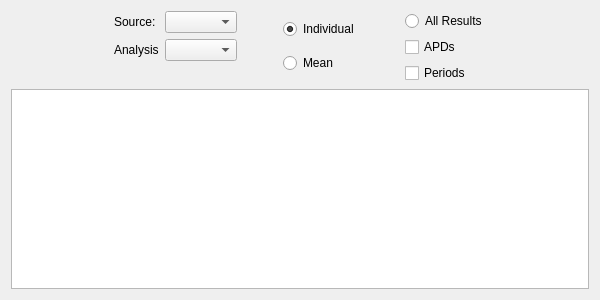
Qt form src/ui/KairoSightWidgetExportCopyPaste.ui (kairosight/KairoSight) before a commit.
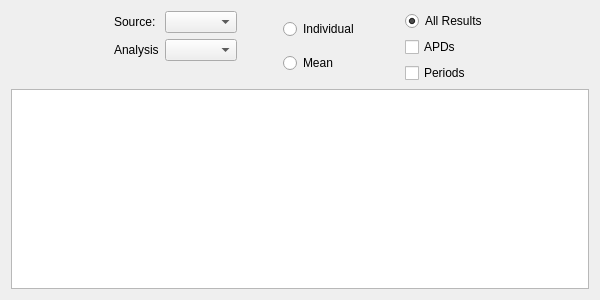
The same form after that commit.

The edit to the form file:
```diff
--- a/src/ui/KairoSightWidgetExportCopyPaste.ui
+++ b/src/ui/KairoSightWidgetExportCopyPaste.ui
@@ -125,6 +125,9 @@
          <property name="text">
           <string>All Results</string>
          </property>
+         <property name="checked">
+          <bool>true</bool>
+         </property>
         </widget>
        </item>
        <item>
```
Left out of the diff: 4 changed lines with no effect on the pictures.
